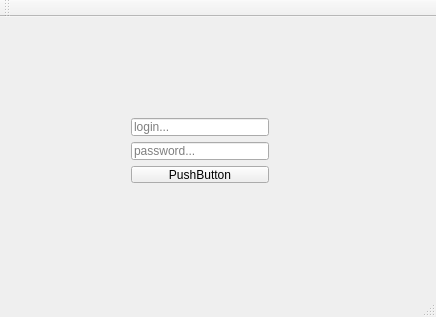
Above: phoma/forms/mainwindow.ui from abcdw/phoma before the change. Below: the same form after it.
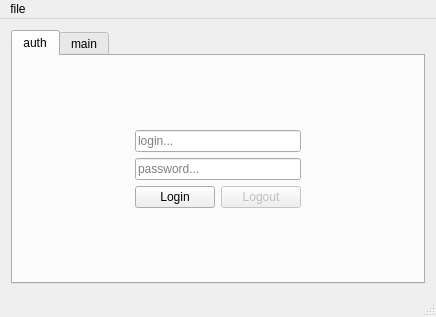
That is the form after the change.

Commit message: Add tabWidget. Add layouts and placeholders to Auth page

Diff of the .ui file:
```diff
--- a/phoma/forms/mainwindow.ui
+++ b/phoma/forms/mainwindow.ui
@@ -14,42 +14,69 @@
    <string>MainWindow</string>
   </property>
   <widget class="QWidget" name="centralWidget">
-   <widget class="QWidget" name="authWidget" native="true">
-    <property name="geometry">
-     <rect>
-      <x>60</x>
-      <y>50</y>
-      <width>281</width>
-      <height>161</height>
-     </rect>
-    </property>
+   <layout class="QGridLayout" name="gridLayout">
+    <item row="0" column="0">
+     <widget class="QTabWidget" name="authTabWidget">
     <property name="sizePolicy">
-     <sizepolicy hsizetype="Maximum" vsizetype="Maximum">
+       <sizepolicy hsizetype="Preferred" vsizetype="Preferred">
       <horstretch>0</horstretch>
       <verstretch>0</verstretch>
      </sizepolicy>
     </property>
-    <widget class="QWidget" name="verticalLayoutWidget">
-     <property name="geometry">
-      <rect>
-       <x>60</x>
-       <y>40</y>
-       <width>160</width>
-       <height>87</height>
-      </rect>
-     </property>
-     <layout class="QVBoxLayout" name="authMainLayout">
-      <property name="sizeConstraint">
-       <enum>QLayout::SetMaximumSize</enum>
-      </property>
-      <item>
-       <widget class="QLineEdit" name="loginEdit">
-        <property name="placeholderText">
-         <string>login...</string>
-        </property>
-       </widget>
-      </item>
-      <item>
+      <property name="currentIndex">
+       <number>0</number>
+      </property>
+      <widget class="QWidget" name="authPage" native="true">
+       <attribute name="title">
+        <string>auth</string>
+       </attribute>
+       <layout class="QGridLayout" name="gridLayout_2">
+        <item row="0" column="0">
+         <layout class="QGridLayout" name="gridLayout_3">
+          <item row="3" column="1">
+           <widget class="QPushButton" name="loginButton">
+            <property name="text">
+             <string>Login</string>
+            </property>
+           </widget>
+          </item>
+          <item row="2" column="0">
+           <spacer name="horizontalSpacer">
+            <property name="orientation">
+             <enum>Qt::Horizontal</enum>
+            </property>
+            <property name="sizeHint" stdset="0">
+             <size>
+              <width>40</width>
+              <height>20</height>
+             </size>
+            </property>
+           </spacer>
+          </item>
+          <item row="2" column="3">
+           <spacer name="horizontalSpacer_2">
+            <property name="orientation">
+             <enum>Qt::Horizontal</enum>
+            </property>
+            <property name="sizeHint" stdset="0">
+             <size>
+              <width>40</width>
+              <height>20</height>
+             </size>
+            </property>
+           </spacer>
+          </item>
+          <item row="3" column="2">
+           <widget class="QPushButton" name="logoutButton">
+            <property name="enabled">
+             <bool>false</bool>
+            </property>
+            <property name="text">
+             <string>Logout</string>
+            </property>
+           </widget>
+          </item>
+          <item row="2" column="1" colspan="2">
        <widget class="QLineEdit" name="passEdit">
         <property name="inputMethodHints">
          <set>Qt::ImhHiddenText|Qt::ImhNoAutoUppercase|Qt::ImhNoPredictiveText</set>
@@ -68,16 +95,54 @@
         </property>
        </widget>
       </item>
-      <item>
-       <widget class="QPushButton" name="loginButton">
-        <property name="text">
-         <string>PushButton</string>
+          <item row="1" column="1" colspan="2">
+           <widget class="QLineEdit" name="loginEdit">
+            <property name="placeholderText">
+             <string>login...</string>
         </property>
        </widget>
       </item>
-     </layout>
-    </widget>
-   </widget>
+          <item row="0" column="1" colspan="2">
+           <spacer name="verticalSpacer_2">
+            <property name="orientation">
+             <enum>Qt::Vertical</enum>
+            </property>
+            <property name="sizeHint" stdset="0">
+             <size>
+              <width>20</width>
+              <height>40</height>
+             </size>
+            </property>
+           </spacer>
+          </item>
+          <item row="4" column="1" colspan="2">
+           <spacer name="verticalSpacer">
+            <property name="orientation">
+             <enum>Qt::Vertical</enum>
+            </property>
+            <property name="sizeHint" stdset="0">
+             <size>
+              <width>20</width>
+              <height>40</height>
+             </size>
+            </property>
+           </spacer>
+          </item>
+         </layout>
+        </item>
+       </layout>
+      </widget>
+      <widget class="QWidget" name="mainPage">
+       <property name="enabled">
+        <bool>false</bool>
+       </property>
+       <attribute name="title">
+        <string>main</string>
+       </attribute>
+      </widget>
+     </widget>
+    </item>
+   </layout>
   </widget>
   <widget class="QMenuBar" name="menuBar">
    <property name="geometry">
@@ -88,14 +153,13 @@
      <height>22</height>
     </rect>
    </property>
-  </widget>
-  <widget class="QToolBar" name="mainToolBar">
-   <attribute name="toolBarArea">
-    <enum>TopToolBarArea</enum>
-   </attribute>
-   <attribute name="toolBarBreak">
-    <bool>false</bool>
-   </attribute>
+   <widget class="QMenu" name="menuExit">
+    <property name="title">
+     <string>file</string>
+    </property>
+    <addaction name="actionExit"/>
+   </widget>
+   <addaction name="menuExit"/>
   </widget>
   <widget class="QStatusBar" name="statusBar"/>
  </widget>
```
Left out of the diff: 5 changed lines with no effect on the pictures. Lines whose indentation alone changed are shown as unchanged.
